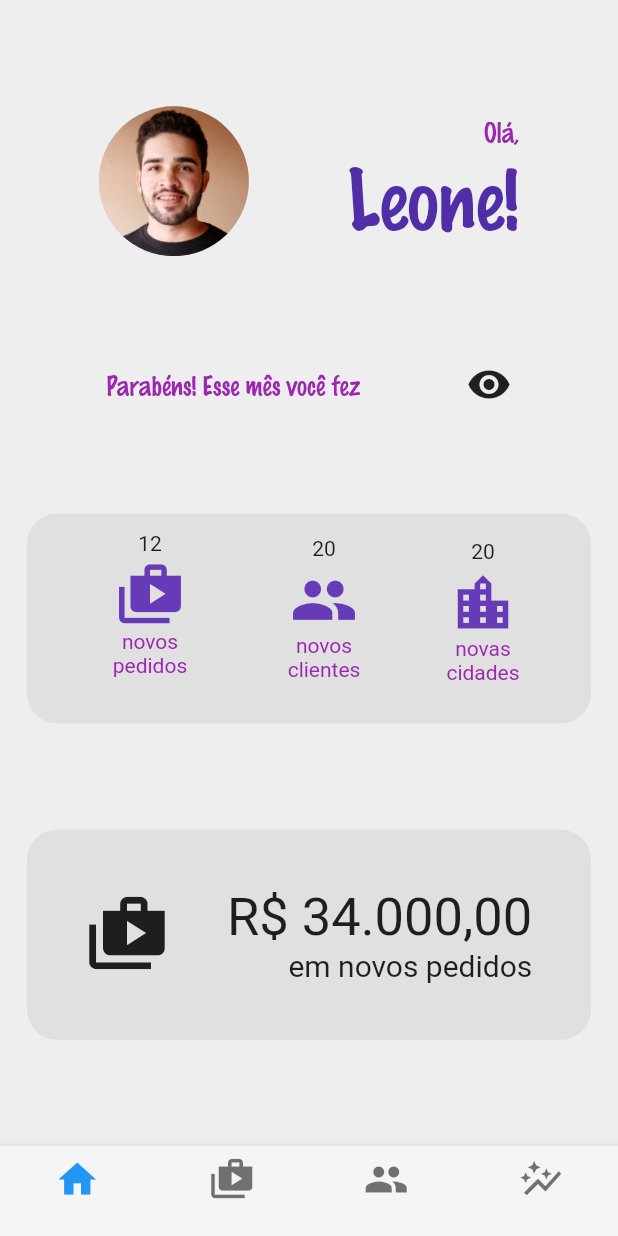
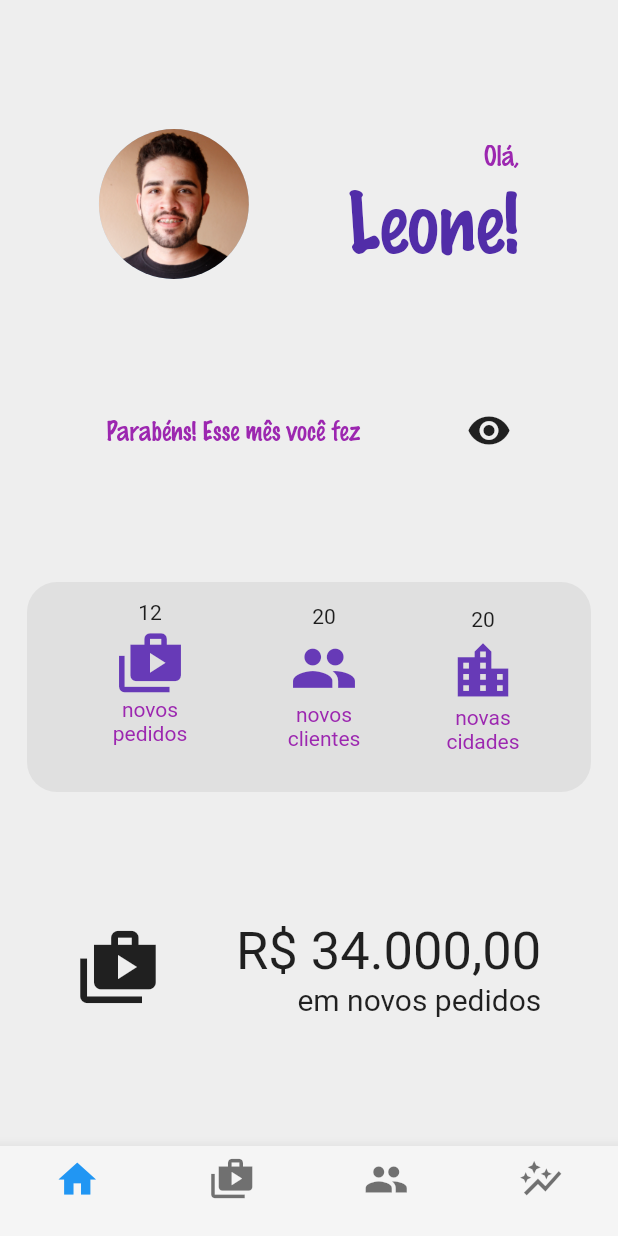
Before and after one commit to LeoneRSantos/Desafio-do-layout-flutter, a Flutter app: the screen it shows after launch, on a phone screen of 412 x 824 dp. Run offline on Flutter 3.47's test engine with Material 2 defaults, Android fonts, the phone set to English and light mode, and no system bars.

Commit message:
Alterações na 4ª linha

```diff
--- a/desafio_do_layout/lib/widgets/quarta_linha.dart
+++ b/desafio_do_layout/lib/widgets/quarta_linha.dart
@@ -9,12 +9,7 @@
 
   @override
   Widget build(BuildContext context) {
-    return Container(
-        decoration: BoxDecoration(borderRadius: BorderRadius.circular(20), color: Colors.grey[300]),
-        height: 140,
-        margin: const EdgeInsets.symmetric(horizontal: 18.0),
-
-        child: Row(
+    return Row(
       mainAxisAlignment: MainAxisAlignment.spaceEvenly,
       children: [
         Icon(Icons.shop_2, size: 55.0,),
@@ -28,7 +23,6 @@
           ],
         )
       ],
-        ),
     );
   }
 }
```
Lines whose indentation alone changed are shown as unchanged.
